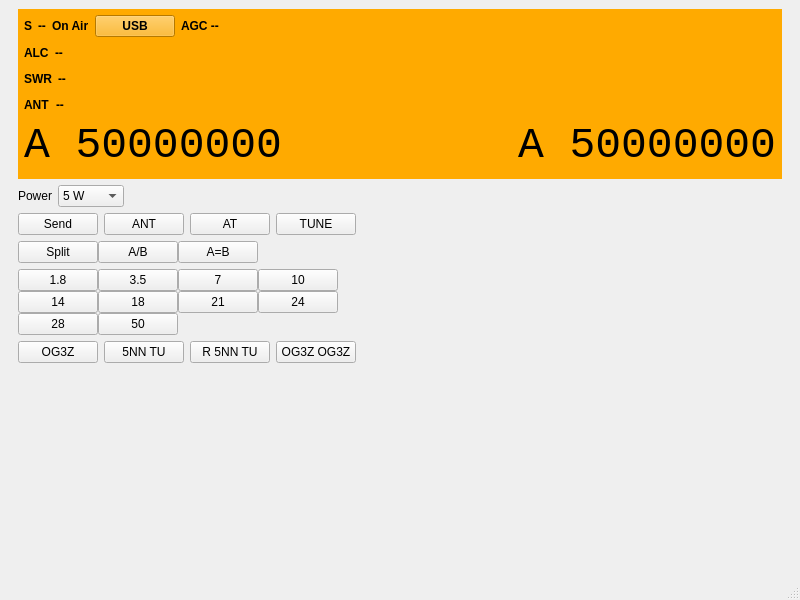
eloranta/HamVibe, file mainwindow.ui: the form before one commit.
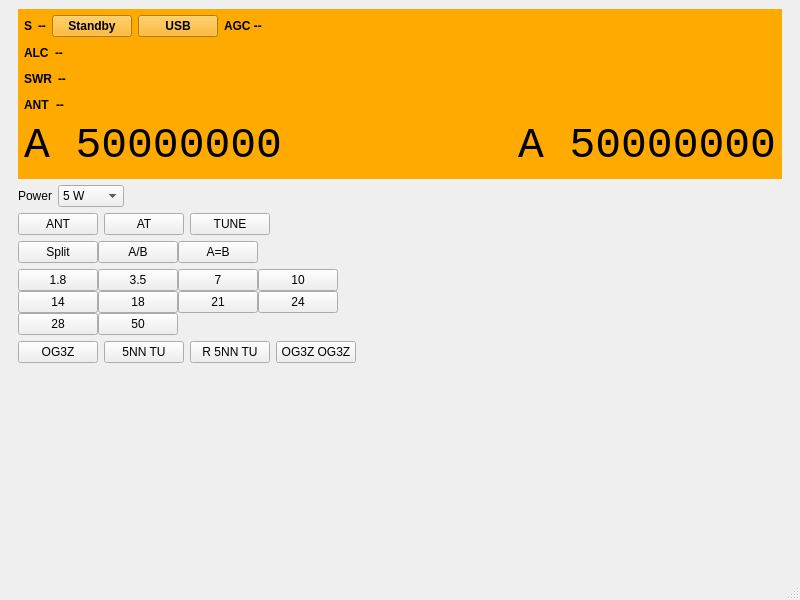
The form after the commit. Custom widgets are drawn as their Qt base class.

Commit message: cahnge stanby/on air to button

```diff
--- a/mainwindow.ui
+++ b/mainwindow.ui
@@ -60,17 +60,14 @@
                </widget>
               </item>
               <item>
-               <widget class="QLabel" name="onAirLabel">
+               <widget class="QPushButton" name="onAirLabel">
                 <property name="font">
                  <font>
                   <bold>true</bold>
                  </font>
                 </property>
                 <property name="text">
-                 <string>On Air</string>
-                </property>
-                <property name="alignment">
-                 <set>Qt::AlignmentFlag::AlignLeading|Qt::AlignmentFlag::AlignLeft|Qt::AlignmentFlag::AlignVCenter</set>
+                 <string>Standby</string>
                 </property>
                </widget>
               </item>
@@ -397,13 +394,6 @@
          </item>
          <item>
           <layout class="QHBoxLayout" name="sendLayout">
-           <item>
-           <widget class="QPushButton" name="sendButton">
-             <property name="text">
-              <string>Send</string>
-             </property>
-            </widget>
-           </item>
            <item>
             <widget class="QPushButton" name="antToggleButton">
              <property name="text">
@@ -412,7 +402,7 @@
             </widget>
            </item>
            <item>
-           <widget class="QPushButton" name="tunerToggleButton">
+            <widget class="QPushButton" name="tunerToggleButton">
              <property name="text">
               <string>AT</string>
              </property>
```
The commit also changes 2 other files.
